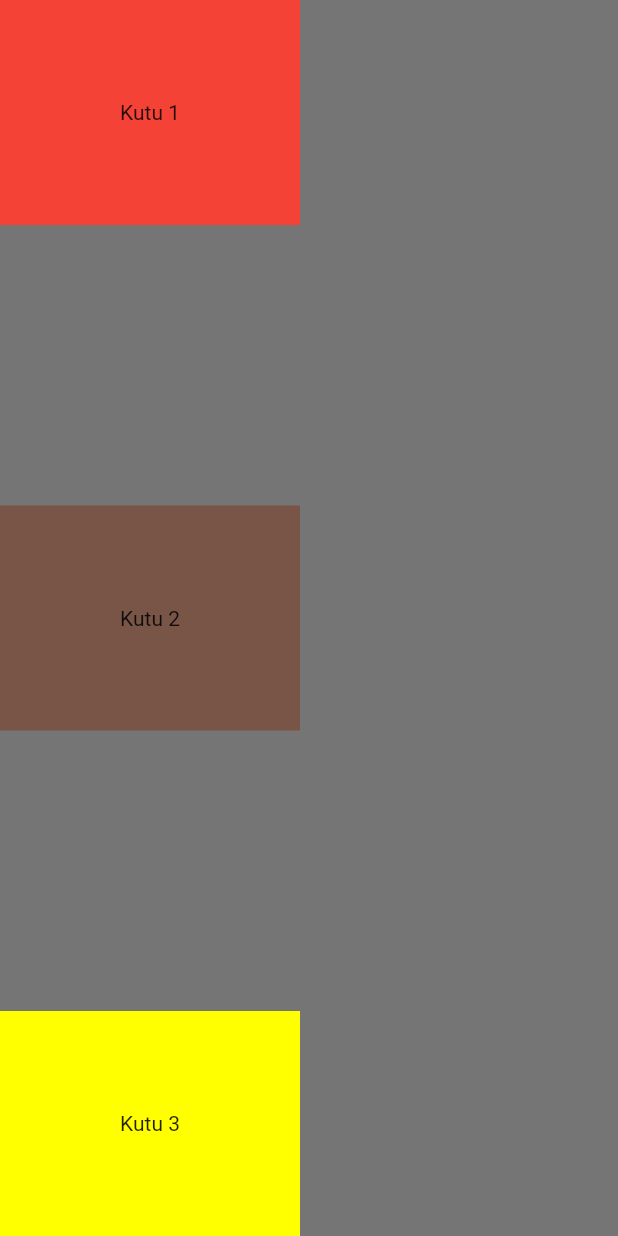
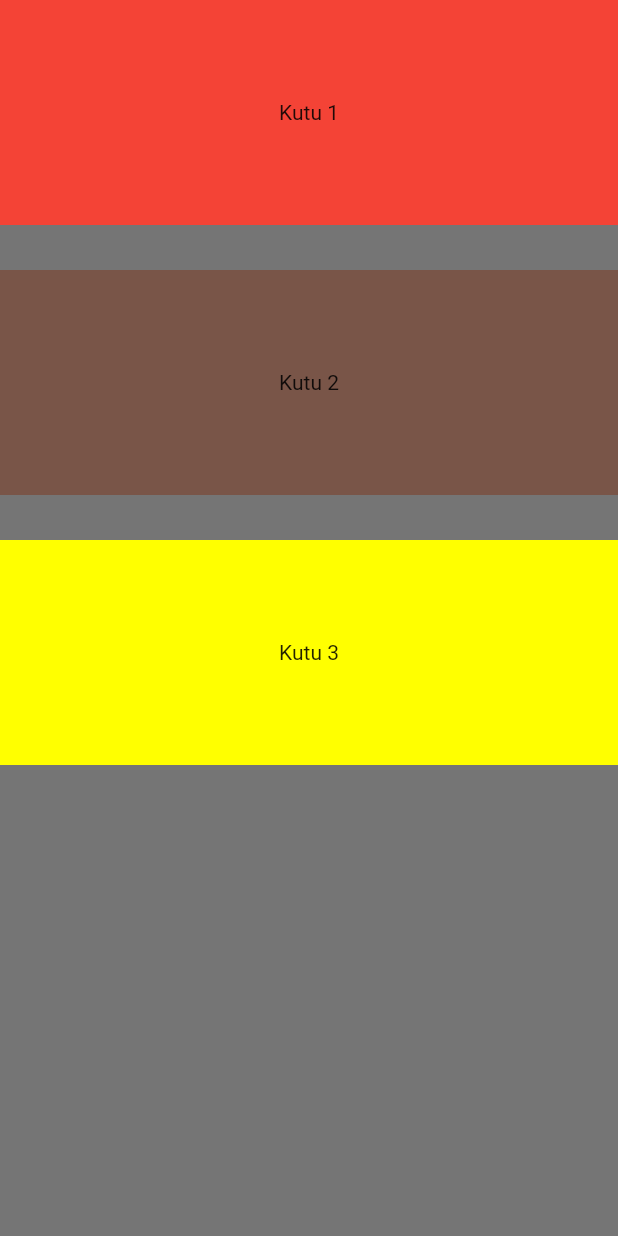
Before and after one commit to yssfsahn/kahve-dunyasi, a Flutter app: the screen it shows after launch, on a phone screen of 412 x 824 dp. Run offline on Flutter 3.47's test engine with Material 2 defaults, Android fonts, the phone set to English and light mode, and no system bars.

Commit message:
sized box, width: double. infinity, crossAxisAlignment: CrossAxisAlignment.stretch

```diff
--- a/lib/main.dart
+++ b/lib/main.dart
@@ -20,10 +20,10 @@ class YusufBox extends StatelessWidget {
             //mainAxisAlignment: MainAxisAlignment.start: kutuları tepede tutturur, MainAxisAlignment.end ise kutuları alta tutturur.
             // mainAxisAlignment: MainAxisAlignment.center ise merkezde tutturur.
             // mainAxisAlignment: MainAxisAlignment.spaceBetween = ortalarını boş bırakır eşit şekilde ekranra yayar
-            // "verticalDirection: VerticalDirection.up ve .down" // en üs ile en altın yerini dğeiştirir. ayna etkisi yaratıyor.
+// "verticalDirection: VerticalDirection.up ve .down" // en üs ile en altın yerini dğeiştirir. ayna etkisi yaratıyor.
+// crossAxisAlignment: CrossAxisAlignment.center,end, up eksen üzerinde hareket ettirmeye yarar.
 
-            verticalDirection: VerticalDirection.down,
-            mainAxisAlignment: MainAxisAlignment.spaceBetween,
+            crossAxisAlignment: CrossAxisAlignment.stretch,
             children: [
               Container(
                 width: 200,
@@ -32,12 +32,18 @@ class YusufBox extends StatelessWidget {
                 child: Text('Kutu 1'),
                 alignment: FractionalOffset.center,
               ),
+              SizedBox(
+                height: 30,
+              ),
               Container(
                 height: 150,
                 width: 200,
                 color: Colors.brown,
                 child: Text('Kutu 2'),
                 alignment: FractionalOffset.center,
+              ),
+              SizedBox(
+                height: 30,
               ),
               Container(
                 height: 150,
@@ -46,6 +52,9 @@ class YusufBox extends StatelessWidget {
                 child: Text('Kutu 3'),
                 alignment: FractionalOffset.center,
               ),
+              Container(
+                width: double.infinity,
+              ),
             ],
           ),
         ),
```
